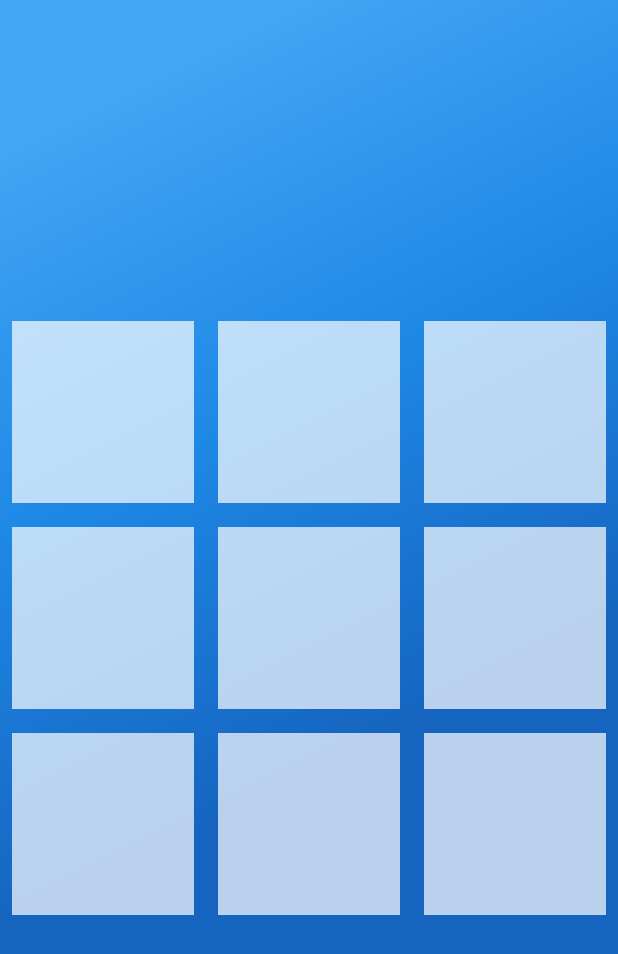
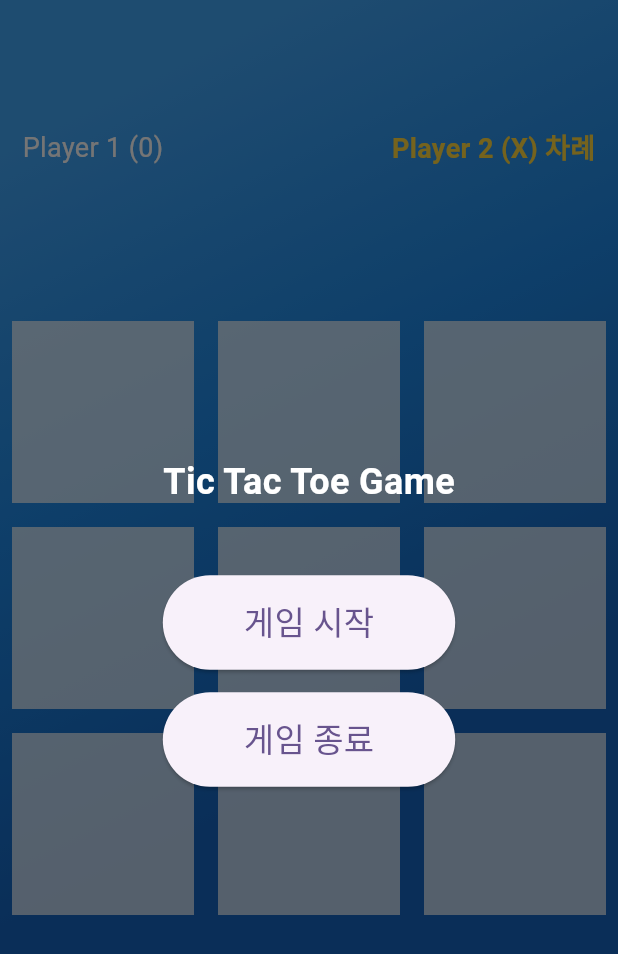
Before and after one commit to StudioZERONE/study_flutter_13_totally01_tictactoe, a Flutter app: the screen it shows after launch, on a phone screen of 412 x 824 dp. Shown: the top 954 px of the screen. Run offline on Flutter 3.47's test engine with Material 2 defaults, Android fonts, the phone set to English and light mode, and no system bars.

Commit message:
기본적인 UI와 인터렉션 버튼들..

```diff
--- a/lib/game_baord.dart
+++ b/lib/game_baord.dart
@@ -1,5 +1,15 @@
+import 'dart:io';
+import 'dart:math';
+
 import 'package:flutter/material.dart';
+import 'package:flutter/services.dart';
+import 'package:study_flutter_13_totally01_tictactoe/game_message.dart';
+import 'package:study_flutter_13_totally01_tictactoe/game_result.dart';
 import 'package:study_flutter_13_totally01_tictactoe/game_status.dart';
+import 'package:study_flutter_13_totally01_tictactoe/game_title.dart';
+import 'package:study_flutter_13_totally01_tictactoe/message.dart';
+import 'package:study_flutter_13_totally01_tictactoe/player1.dart';
+import 'package:study_flutter_13_totally01_tictactoe/player2.dart';
 
 class GameBoard extends StatefulWidget {
   const GameBoard({super.key});
@@ -10,8 +20,8 @@ class GameBoard extends StatefulWidget {
 
 class _GameBoardState extends State<GameBoard> {
   late List<List<String>> board;
-  final bool _playerOneTurn = false;
-  final GameStatus _gameStatus = GameStatus.start;
+  bool _playerOneTurn = false;
+  GameStatus _gameStatus = GameStatus.start;
 
   @override
   void initState() {
@@ -50,6 +60,16 @@ class _GameBoardState extends State<GameBoard> {
             children: [
               playerDisplayContainer(_playerOneTurn),
               gameGridBoard(),
+              Visibility(
+                visible: _gameStatus != GameStatus.play,
+                child: menuButton(),
+              ),
+              Visibility(
+                visible: _gameStatus == GameStatus.play,
+                child: GameMessage(_playerOneTurn
+                    ? Message.playerOneTurn
+                    : Message.playerTwoTurn),
+              ),
             ],
           ),
         ),
@@ -93,6 +113,91 @@ class _GameBoardState extends State<GameBoard> {
   }
 
   Widget playerDisplayContainer(bool isPlayerOneTurn) {
-    return Container();
+    return Container(
+      margin: const EdgeInsets.only(top: 70),
+      child: Row(
+        mainAxisAlignment: MainAxisAlignment.spaceBetween,
+        children: [
+          PlayerOneDisplay(isPlayerOneTurn),
+          PlayerTwoDisplay(!isPlayerOneTurn),
+        ],
+      ),
+    );
+  }
+
+  Widget menuButton() {
+    return Container(
+      width: MediaQuery.of(context).size.width,
+      height: MediaQuery.of(context).size.height,
+      color: Colors.black54,
+      alignment: Alignment.center,
+      child: Column(
+        mainAxisSize: MainAxisSize.min,
+        children: [
+          const GameTitle(),
+          const SizedBox(
+            height: 40,
+          ),
+          if (_gameStatus == GameStatus.playerOneWin)
+            GameResult(Message.playerOneWin)
+          else if (_gameStatus == GameStatus.playerTwoWin)
+            GameResult(Message.playerTwoWin)
+          else if (_gameStatus == GameStatus.draw)
+            GameResult(Message.gameIsDraw),
+          playMenuButton(),
+          const SizedBox(
+            height: 15,
+          ),
+          exitButton(),
+        ],
+      ),
+    );
+  }
+
+  Widget playMenuButton() {
+    return ElevatedButton(
+      onPressed: () {
+        setState(() {
+          _gameStatus = GameStatus.play;
+          boardInit();
+          int whoPlaysFirst = Random().nextInt(2);
+          _playerOneTurn = whoPlaysFirst == 0 ? true : false;
+        });
+      },
+      child: Container(
+        padding: const EdgeInsets.symmetric(
+          vertical: 15,
+          horizontal: 30,
+        ),
+        child: const Text(
+          "게임 시작",
+          style: TextStyle(fontSize: 22),
+        ),
+      ),
+    );
+  }
+
+  Widget exitButton() {
+    return ElevatedButton(
+      onPressed: () {
+        if (Platform.isAndroid) {
+          SystemNavigator.pop();
+        } else if (Platform.isIOS) {
+          exit(0);
+        } else {
+          Navigator.of(context).pop();
+        }
+      },
+      child: Container(
+        padding: const EdgeInsets.symmetric(
+          vertical: 15,
+          horizontal: 30,
+        ),
+        child: const Text(
+          "게임 종료",
+          style: TextStyle(fontSize: 22),
+        ),
+      ),
+    );
   }
 }
--- a/lib/message.dart
+++ b/lib/message.dart
@@ -2,4 +2,6 @@ class Message {
   static String playerOneWin = "플레이어 1의 승리입니다!";
   static String playerTwoWin = "플레이어 2의 승리입니다!";
   static String gameIsDraw = "무승부입니다.";
+  static String playerOneTurn = "플레이어 1의 차례입니다.\n비어 있는 박스를 터치해 주세요.";
+  static String playerTwoTurn = "플레이어 2의 차례입니다!\n비어 있는 박스를 터치해 주세요.";
 }
```
